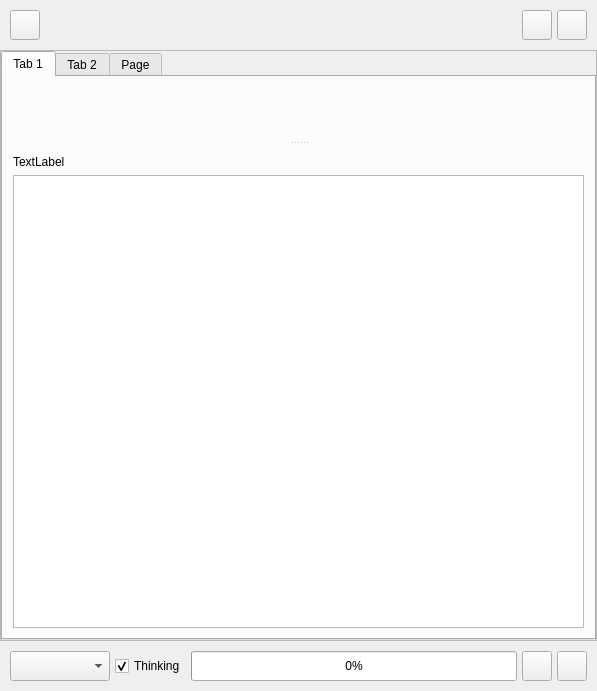
Qt form src/airunner/components/chat/gui/widgets/templates/chat_prompt.ui (Capsize-Games/airunner) before a commit.
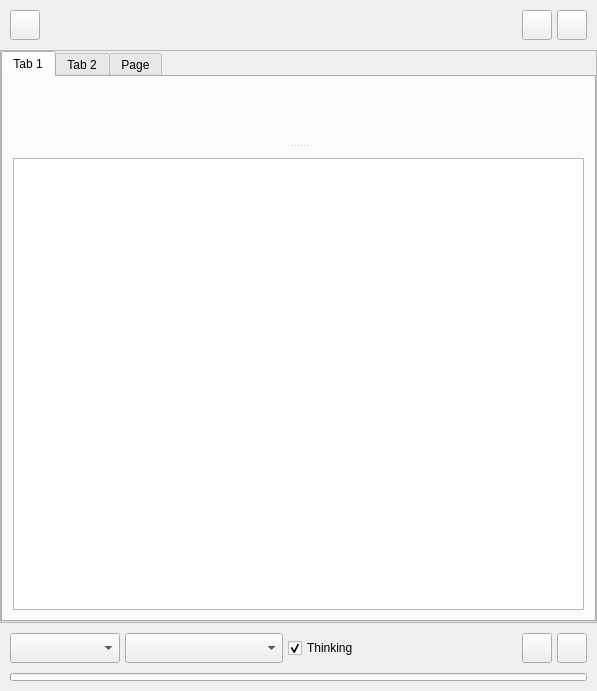
The same form after that commit. Icons and pictures are not drawn. Custom widgets are drawn as their Qt base class.

What changed in the file:
```diff
--- a/src/airunner/components/chat/gui/widgets/templates/chat_prompt.ui
+++ b/src/airunner/components/chat/gui/widgets/templates/chat_prompt.ui
@@ -256,33 +256,98 @@
                <property name="bottomMargin">
                 <number>10</number>
                </property>
-               <item row="1" column="0">
-                <widget class="QPlainTextEdit" name="prompt">
-                 <property name="sizePolicy">
-                  <sizepolicy hsizetype="Expanding" vsizetype="Expanding">
-                   <horstretch>0</horstretch>
-                   <verstretch>0</verstretch>
-                  </sizepolicy>
-                 </property>
-                 <property name="minimumSize">
-                  <size>
-                   <width>0</width>
-                   <height>150</height>
-                  </size>
-                 </property>
-                 <property name="maximumSize">
-                  <size>
-                   <width>16777215</width>
-                   <height>16777215</height>
-                  </size>
-                 </property>
-                </widget>
-               </item>
+               <property name="spacing">
+                <number>0</number>
+               </property>
                <item row="0" column="0">
-                <widget class="QLabel" name="token_count">
-                 <property name="text">
-                  <string>TextLabel</string>
-                 </property>
+                <widget class="QWidget" name="prompt_wrapper" native="true">
+                 <layout class="QGridLayout" name="prompt_wrapper_layout">
+                  <property name="leftMargin">
+                   <number>0</number>
+                  </property>
+                  <property name="topMargin">
+                   <number>0</number>
+                  </property>
+                  <property name="rightMargin">
+                   <number>0</number>
+                  </property>
+                  <property name="bottomMargin">
+                   <number>0</number>
+                  </property>
+                  <property name="spacing">
+                   <number>0</number>
+                  </property>
+                  <item row="0" column="0">
+                   <widget class="QPlainTextEdit" name="prompt">
+                    <property name="sizePolicy">
+                     <sizepolicy hsizetype="Expanding" vsizetype="Expanding">
+                      <horstretch>0</horstretch>
+                      <verstretch>0</verstretch>
+                     </sizepolicy>
+                    </property>
+                    <property name="minimumSize">
+                     <size>
+                      <width>0</width>
+                      <height>150</height>
+                     </size>
+                    </property>
+                    <property name="maximumSize">
+                     <size>
+                      <width>16777215</width>
+                      <height>16777215</height>
+                     </size>
+                    </property>
+                   </widget>
+                  </item>
+                  <item row="0" column="0" alignment="Qt::AlignmentFlag::AlignRight|Qt::AlignmentFlag::AlignTop">
+                   <widget class="QLabel" name="token_count">
+                    <property name="sizePolicy">
+                     <sizepolicy hsizetype="Minimum" vsizetype="Minimum">
+                      <horstretch>0</horstretch>
+                      <verstretch>0</verstretch>
+                     </sizepolicy>
+                    </property>
+                    <property name="styleSheet">
+                     <string notr="true">background-color: transparent; color: rgba(255, 255, 255, 0.5); padding: 4px 24px; font-size: 11px;</string>
+                    </property>
+                    <property name="text">
+                     <string>~0 tokens</string>
+                    </property>
+                   </widget>
+                  </item>
+                  <item row="0" column="0" alignment="Qt::AlignmentFlag::AlignLeft|Qt::AlignmentFlag::AlignBottom">
+                   <widget class="QLabel" name="last_message_tokens">
+                    <property name="sizePolicy">
+                     <sizepolicy hsizetype="Minimum" vsizetype="Minimum">
+                      <horstretch>0</horstretch>
+                      <verstretch>0</verstretch>
+                     </sizepolicy>
+                    </property>
+                    <property name="styleSheet">
+                     <string notr="true">background-color: transparent; color: rgba(255, 255, 255, 0.5); padding: 4px 24px; font-size: 11px;</string>
+                    </property>
+                    <property name="text">
+                     <string></string>
+                    </property>
+                   </widget>
+                  </item>
+                  <item row="0" column="0" alignment="Qt::AlignmentFlag::AlignRight|Qt::AlignmentFlag::AlignBottom">
+                   <widget class="QLabel" name="total_tokens">
+                    <property name="sizePolicy">
+                     <sizepolicy hsizetype="Minimum" vsizetype="Minimum">
+                      <horstretch>0</horstretch>
+                      <verstretch>0</verstretch>
+                     </sizepolicy>
+                    </property>
+                    <property name="styleSheet">
+                     <string notr="true">background-color: transparent; color: rgba(255, 255, 255, 0.5); padding: 4px 24px; font-size: 11px;</string>
+                    </property>
+                    <property name="text">
+                     <string></string>
+                    </property>
+                   </widget>
+                  </item>
+                 </layout>
                 </widget>
                </item>
               </layout>
@@ -384,9 +449,34 @@
            </property>
            <property name="minimumSize">
             <size>
-             <width>100</width>
+             <width>110</width>
              <height>30</height>
             </size>
+           </property>
+           <property name="toolTip">
+            <string>Select LLM provider</string>
+           </property>
+           <property name="sizeAdjustPolicy">
+            <enum>QComboBox::SizeAdjustPolicy::AdjustToContents</enum>
+           </property>
+          </widget>
+         </item>
+         <item>
+          <widget class="QComboBox" name="model_dropdown">
+           <property name="sizePolicy">
+            <sizepolicy hsizetype="Expanding" vsizetype="Fixed">
+             <horstretch>0</horstretch>
+             <verstretch>0</verstretch>
+            </sizepolicy>
+           </property>
+           <property name="minimumSize">
+            <size>
+             <width>150</width>
+             <height>30</height>
+            </size>
+           </property>
+           <property name="toolTip">
+            <string>Select LLM model</string>
            </property>
            <property name="sizeAdjustPolicy">
             <enum>QComboBox::SizeAdjustPolicy::AdjustToMinimumContentsLengthWithIcon</enum>
@@ -419,23 +509,17 @@
           </widget>
          </item>
          <item>
-          <widget class="QProgressBar" name="progressBar">
-           <property name="sizePolicy">
-            <sizepolicy hsizetype="Expanding" vsizetype="Minimum">
-             <horstretch>0</horstretch>
-             <verstretch>0</verstretch>
-            </sizepolicy>
+          <spacer name="footer_spacer">
+           <property name="orientation">
+            <enum>Qt::Orientation::Horizontal</enum>
            </property>
-           <property name="minimumSize">
+           <property name="sizeHint" stdset="0">
             <size>
-             <width>0</width>
-             <height>30</height>
+             <width>40</width>
+             <height>20</height>
             </size>
            </property>
-           <property name="value">
-            <number>0</number>
-           </property>
-          </widget>
+          </spacer>
          </item>
          <item>
           <widget class="QPushButton" name="send_button">
@@ -507,6 +591,55 @@
      </layout>
     </widget>
    </item>
+   <item row="4" column="0">
+    <widget class="QWidget" name="progress_container" native="true">
+     <layout class="QHBoxLayout" name="progress_layout">
+      <property name="spacing">
+       <number>0</number>
+      </property>
+      <property name="leftMargin">
+       <number>10</number>
+      </property>
+      <property name="topMargin">
+       <number>0</number>
+      </property>
+      <property name="rightMargin">
+       <number>10</number>
+      </property>
+      <property name="bottomMargin">
+       <number>10</number>
+      </property>
+      <item>
+       <widget class="QProgressBar" name="progressBar">
+        <property name="sizePolicy">
+         <sizepolicy hsizetype="Expanding" vsizetype="Fixed">
+          <horstretch>0</horstretch>
+          <verstretch>0</verstretch>
+         </sizepolicy>
+        </property>
+        <property name="minimumSize">
+         <size>
+          <width>0</width>
+          <height>8</height>
+         </size>
+        </property>
+        <property name="maximumSize">
+         <size>
+          <width>16777215</width>
+          <height>8</height>
+         </size>
+        </property>
+        <property name="value">
+         <number>0</number>
+        </property>
+        <property name="textVisible">
+         <bool>false</bool>
+        </property>
+       </widget>
+      </item>
+     </layout>
+    </widget>
+   </item>
   </layout>
  </widget>
  <customwidgets>
```
Left out of the diff: 27 changed lines with no effect on the pictures.
